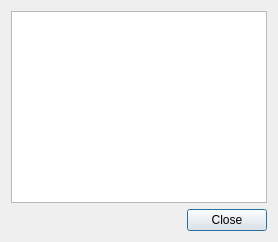
PalinuroSec/FrozenBoxCoin, file src/qt/forms/transactiondescdialog.ui: the form before one commit.
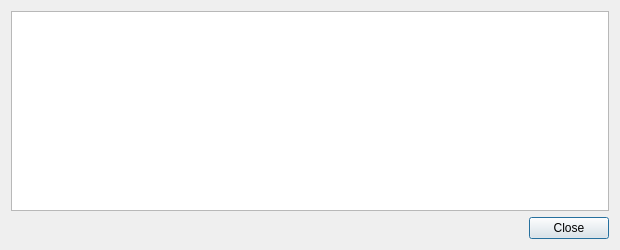
The form after the commit.

What changed in the file:
```diff
--- a/src/qt/forms/transactiondescdialog.ui
+++ b/src/qt/forms/transactiondescdialog.ui
@@ -2,7 +2,7 @@
 <ui version="4.0">
  <class>TransactionDescDialog</class>
  <widget class="QDialog" name="TransactionDescDialog">
-  <property name="GEOmetry">
+  <property name="geometry">
    <rect>
     <x>0</x>
     <y>0</y>
```
